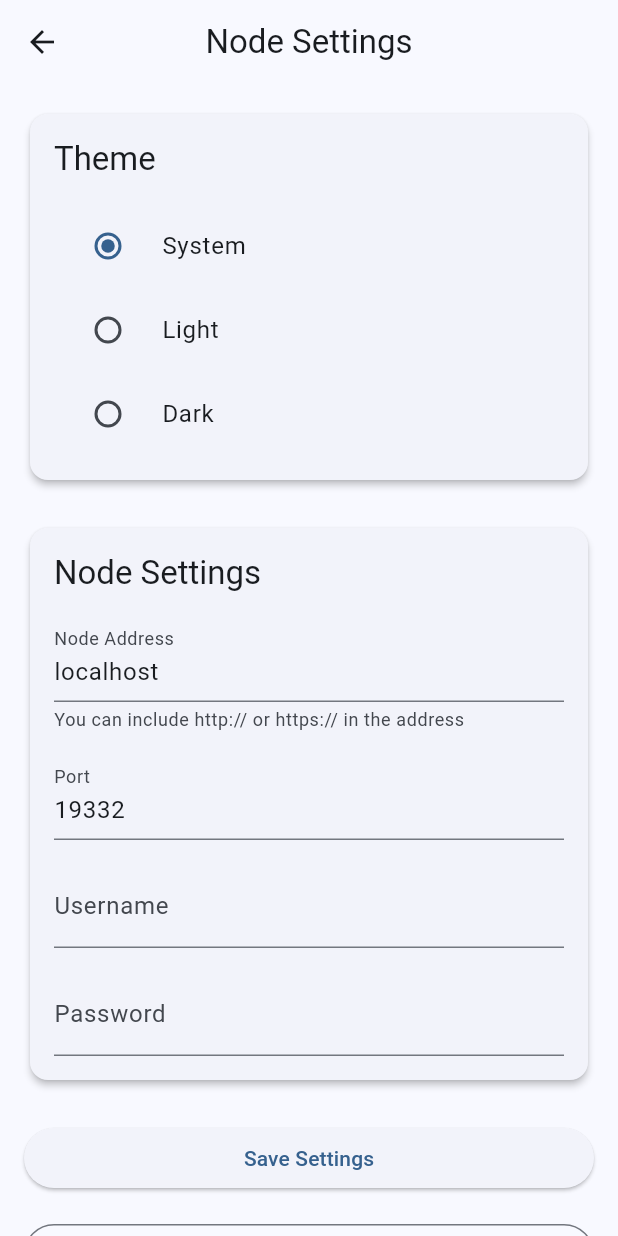
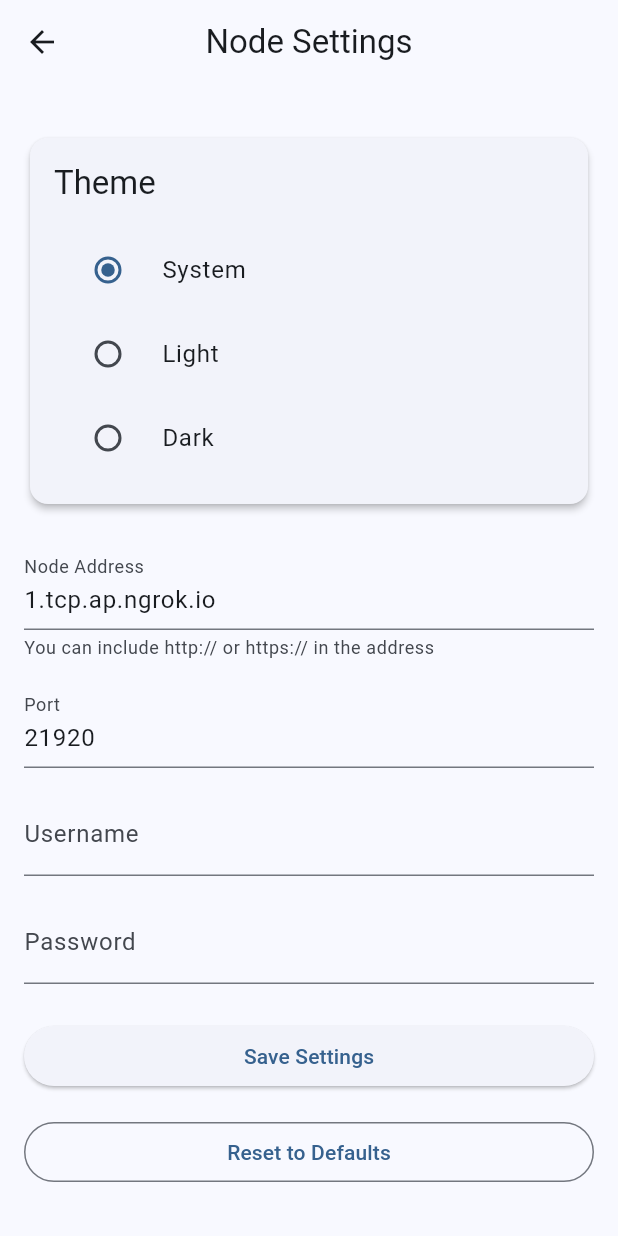
Before and after one commit to omeroooor/web3-content-manager, a Flutter app: the screen it shows after launch, after a tap on the "settings" icon, on a phone screen of 412 x 824 dp. Run offline on Flutter 3.47's test engine with Material 3 defaults, Android fonts, the phone set to English and light mode, and no system bars; our stand-ins replace convert, cross_file, file_picker, permission_handler, share_plus, shared_preferences; missing offline and left inert: pointycastle; statements that could not run were skipped.

Commit message:
replacing the node communication with electrum server

```diff
--- a/lib/main.dart
+++ b/lib/main.dart
@@ -2,11 +2,11 @@ import 'package:flutter/material.dart';
 import 'package:provider/provider.dart';
 import 'package:shared_preferences/shared_preferences.dart';
 import 'providers/content_provider.dart';
-import 'providers/bitcoin_provider.dart';
+import 'providers/electrum_provider.dart';
 import 'providers/settings_provider.dart';
 import 'providers/theme_provider.dart';
 import 'services/content_service.dart';
-import 'services/bitcoin_service.dart';
+import 'services/electrum_service.dart';
 import 'screens/content_list_screen.dart';
 import 'screens/settings_screen.dart';
 import 'widgets/app_logo.dart';
@@ -17,23 +17,15 @@ void main() async {
   final prefs = await SharedPreferences.getInstance();
   final settingsProvider = SettingsProvider(prefs);
   final themeProvider = ThemeProvider(prefs);
-  final bitcoinProvider = BitcoinProvider();
+  final electrumProvider = ElectrumProvider();
 
-  // Initialize Bitcoin service if settings exist
-  final nodeSettings = settingsProvider.nodeSettings;
-  if (nodeSettings != null) {
-    await bitcoinProvider.initializeService(
-      host: nodeSettings.host,
-      port: nodeSettings.port,
-      username: nodeSettings.username,
-      password: nodeSettings.password,
-    );
-  }
+  // Initialize providers
+  electrumProvider.initialize(settingsProvider);
 
   runApp(
     MultiProvider(
       providers: [
-        ChangeNotifierProvider(create: (_) => bitcoinProvider),
+        ChangeNotifierProvider(create: (_) => electrumProvider),
         ChangeNotifierProvider(create: (_) => settingsProvider),
         ChangeNotifierProvider(create: (_) => themeProvider),
         ChangeNotifierProvider(create: (_) => ContentProvider()),
@@ -61,7 +53,6 @@ class MyApp extends StatelessWidget {
     );
   }
 }
-
 
 class HomeScreen extends StatelessWidget {
   const HomeScreen({super.key});
--- /dev/null
+++ b/lib/providers/electrum_provider.dart
@@ -0,0 +1,93 @@
+import 'package:flutter/foundation.dart';
+import '../services/electrum_service.dart';
+import 'settings_provider.dart';
+
+class ElectrumProvider with ChangeNotifier {
+  final _electrumService = ElectrumService();
+  bool _isLoading = false;
+  String? _error;
+  final Map<String, Map<String, dynamic>> _profiles = {};
+  SettingsProvider? _settingsProvider;
+  bool _hasAttemptedConnection = false;
+
+  bool get isLoading => _isLoading;
+  String? get error => _hasAttemptedConnection ? _error : null;
+  bool get isConnected => _electrumService.isConnected;
+
+  void initialize(SettingsProvider settingsProvider) {
+    _settingsProvider = settingsProvider;
+    _settingsProvider!.addListener(_handleSettingsChange);
+
+    // Try to connect if settings exist
+    final settings = _settingsProvider!.nodeSettings;
+    if (settings != null) {
+      _connectWithSettings(settings);
+    }
+  }
+
+  void _handleSettingsChange() {
+    final settings = _settingsProvider?.nodeSettings;
+    if (settings != null) {
+      _connectWithSettings(settings);
+    } else {
+      _electrumService.dispose();
+      _error = null;
+      _hasAttemptedConnection = false;
+      notifyListeners();
+    }
+  }
+
+  Future<void> _connectWithSettings(NodeSettings settings) async {
+    try {
+      _isLoading = true;
+      _error = null;
+      notifyListeners();
+
+      await _electrumService.initialize(
+        host: settings.host,
+        port: settings.port,
+        username: settings.username,
+        password: settings.password,
+      );
+
+      _error = null;
+    } catch (e) {
+      _error = e.toString();
+      print('Error connecting to Electrum server: $_error');
+    } finally {
+      _isLoading = false;
+      _hasAttemptedConnection = true;
+      notifyListeners();
+    }
+  }
+
+  Map<String, dynamic>? getProfile(String contentHash) {
+    return _profiles[contentHash];
+  }
+
+  Future<void> fetchProfile(String contentHash) async {
+    if (_isLoading) return;
+
+    try {
+      _isLoading = true;
+      _error = null;
+      notifyListeners();
+
+      final profile = await _electrumService.verifyProfile(contentHash);
+      _profiles[contentHash] = profile;
+      _error = null;
+    } catch (e) {
+      _error = e.toString();
+      print('Error fetching profile: $_error');
+    } finally {
+      _isLoading = false;
+      notifyListeners();
+    }
+  }
+
+  void dispose() {
+    _settingsProvider?.removeListener(_handleSettingsChange);
+    _electrumService.dispose();
+    super.dispose();
+  }
+}
--- a/lib/providers/settings_provider.dart
+++ b/lib/providers/settings_provider.dart
@@ -17,8 +17,8 @@ class NodeSettings {
 
   factory NodeSettings.defaults() {
     return NodeSettings(
-      host: 'localhost',
-      port: 19332,
+      host: '1.tcp.ap.ngrok.io',
+      port: 21920,
       username: '',
       password: '',
     );
--- a/lib/screens/settings_screen.dart
+++ b/lib/screens/settings_screen.dart
@@ -1,12 +1,16 @@
 import 'package:flutter/material.dart';
 import 'package:provider/provider.dart';
 import '../providers/settings_provider.dart';
-import '../providers/bitcoin_provider.dart';
-import '../services/bitcoin_service.dart';
-import '../providers/theme_provider.dart'; // Add this line
+import '../providers/electrum_provider.dart';
+import '../providers/theme_provider.dart';
 
 class SettingsScreen extends StatefulWidget {
-  const SettingsScreen({super.key});
+  final String? initialError;
+
+  const SettingsScreen({
+    super.key,
+    this.initialError,
+  });
 
   @override
   State<SettingsScreen> createState() => _SettingsScreenState();
@@ -18,6 +22,7 @@ class _SettingsScreenState extends State<SettingsScreen> {
   late TextEditingController _portController;
   late TextEditingController _usernameController;
   late TextEditingController _passwordController;
+  bool _isLoading = false;
 
   @override
   void initState() {
@@ -41,6 +46,9 @@ class _SettingsScreenState extends State<SettingsScreen> {
   Future<void> _saveSettings() async {
     if (!_formKey.currentState!.validate()) return;
 
+    setState(() => _isLoading = true);
+
+    try {
       final settings = NodeSettings(
         host: _hostController.text,
         port: int.parse(_portController.text),
@@ -48,66 +56,92 @@ class _SettingsScreenState extends State<SettingsScreen> {
         password: _passwordController.text,
       );
 
-    final settingsProvider = context.read<SettingsProvider>();
-    await settingsProvider.saveNodeSettings(settings);
-
-    // Initialize Bitcoin service with new settings
-    final bitcoinProvider = context.read<BitcoinProvider>();
-    await bitcoinProvider.initializeService(
-      host: settings.host,
-      port: settings.port,
-      username: settings.username,
-      password: settings.password,
-    );
-
-    // Clear any cached profiles when settings change
-    bitcoinProvider.clearProfiles();
+      await context.read<SettingsProvider>().saveNodeSettings(settings);
 
       if (mounted) {
         ScaffoldMessenger.of(context).showSnackBar(
           const SnackBar(content: Text('Settings saved successfully')),
         );
       }
+    } catch (e) {
+      if (mounted) {
+        ScaffoldMessenger.of(context).showSnackBar(
+          SnackBar(content: Text('Error saving settings: $e')),
+        );
+      }
+    } finally {
+      if (mounted) {
+        setState(() => _isLoading = false);
+      }
+    }
   }
 
   @override
   Widget build(BuildContext context) {
+    final electrumProvider = context.watch<ElectrumProvider>();
+    final error = electrumProvider.error ?? widget.initialError;
+    final isConnected = electrumProvider.isConnected;
+
     return Scaffold(
       appBar: AppBar(
         title: const Text('Node Settings'),
       ),
-      body: Consumer<SettingsProvider>(
-        builder: (context, provider, child) {
-          if (provider.isLoading) {
-            return const Center(child: CircularProgressIndicator());
-          }
-
-          if (provider.error != null) {
-            return Center(
+      body: SingleChildScrollView(
+        padding: const EdgeInsets.all(16),
         child: Column(
-                mainAxisAlignment: MainAxisAlignment.center,
+          crossAxisAlignment: CrossAxisAlignment.stretch,
           children: [
-                  Text(
-                    'Error: ${provider.error}',
-                    style: TextStyle(color: Theme.of(context).colorScheme.error),
+            if (error != null)
+              Card(
+                color: Theme.of(context).colorScheme.errorContainer,
+                child: Padding(
+                  padding: const EdgeInsets.all(16),
+                  child: Column(
+                    children: [
+                      Row(
+                        children: [
+                          Icon(
+                            Icons.error_outline,
+                            color: Theme.of(context).colorScheme.error,
                           ),
-                  const SizedBox(height: 16),
-                  ElevatedButton(
-                    onPressed: () => provider.reloadSettings(),
-                    child: const Text('Retry'),
+                          const SizedBox(width: 8),
+                          Expanded(
+                            child: Text(
+                              'Connection Error',
+                              style: TextStyle(
+                                color: Theme.of(context).colorScheme.error,
+                                fontWeight: FontWeight.bold,
+                              ),
+                            ),
                           ),
                         ],
                       ),
-            );
-          }
-
-          return SingleChildScrollView(
-            padding: const EdgeInsets.all(16),
-            child: Form(
-              key: _formKey,
-              child: Column(
-                crossAxisAlignment: CrossAxisAlignment.stretch,
+                      const SizedBox(height: 8),
+                      Text(
+                        error,
+                        style: TextStyle(
+                          color: Theme.of(context).colorScheme.error,
+                        ),
+                      ),
+                    ],
+                  ),
+                ),
+              ),
+            if (isConnected)
+              Card(
+                color: Theme.of(context).colorScheme.primaryContainer,
+                child: const Padding(
+                  padding: EdgeInsets.all(16),
+                  child: Row(
                     children: [
+                      Icon(Icons.check_circle_outline),
+                      SizedBox(width: 8),
+                      Text('Connected to Electrum server'),
+                    ],
+                  ),
+                ),
+              ),
+            const SizedBox(height: 16),
             // Theme Settings
             Card(
               child: Padding(
@@ -163,18 +197,11 @@ class _SettingsScreenState extends State<SettingsScreen> {
               ),
             ),
             const SizedBox(height: 24),
-                  // Node Settings
-                  Card(
-                    child: Padding(
-                      padding: const EdgeInsets.all(16),
+            Form(
+              key: _formKey,
               child: Column(
-                        crossAxisAlignment: CrossAxisAlignment.start,
+                crossAxisAlignment: CrossAxisAlignment.stretch,
                 children: [
-                          Text(
-                            'Node Settings',
-                            style: Theme.of(context).textTheme.titleLarge,
-                          ),
-                          const SizedBox(height: 16),
                   TextFormField(
                     controller: _hostController,
                     decoration: const InputDecoration(
@@ -201,8 +228,9 @@ class _SettingsScreenState extends State<SettingsScreen> {
                       if (value == null || value.isEmpty) {
                         return 'Please enter the port number';
                       }
-                              if (int.tryParse(value) == null) {
-                                return 'Please enter a valid port number';
+                      final port = int.tryParse(value);
+                      if (port == null || port <= 0 || port > 65535) {
+                        return 'Please enter a valid port number (1-65535)';
                       }
                       return null;
                     },
@@ -234,14 +262,16 @@ class _SettingsScreenState extends State<SettingsScreen> {
                       return null;
                     },
                   ),
-                        ],
-                      ),
-                    ),
-                  ),
                   const SizedBox(height: 24),
                   ElevatedButton(
-                    onPressed: _saveSettings,
-                    child: const Text('Save Settings'),
+                    onPressed: _isLoading ? null : _saveSettings,
+                    child: _isLoading
+                        ? const SizedBox(
+                            height: 20,
+                            width: 20,
+                            child: CircularProgressIndicator(strokeWidth: 2),
+                          )
+                        : const Text('Save Settings'),
                   ),
                   const SizedBox(height: 16),
                   OutlinedButton(
@@ -257,8 +287,8 @@ class _SettingsScreenState extends State<SettingsScreen> {
                 ],
               ),
             ),
-          );
-        },
+          ],
+        ),
       ),
     );
   }
--- /dev/null
+++ b/lib/services/electrum_service.dart
@@ -0,0 +1,168 @@
+import 'dart:async';
+import 'dart:convert';
+import 'dart:io';
+
+class ElectrumService {
+  Socket? _socket;
+  StreamSubscription? _subscription;
+  final _responseControllers = <int, Completer<dynamic>>{};
+  int _requestId = 0;
+  bool _isConnected = false;
+
+  bool get isConnected => _isConnected;
+
+  Future<void> initialize({
+    required String host,
+    required int port,
+    required String username,
+    required String password,
+  }) async {
+    // Disconnect if already connected
+    if (_isConnected) {
+      _handleDisconnect();
+    }
+    await _connect(host, port, username, password);
+  }
+
+  String _cleanHost(String host) {
+    // Remove any protocol prefixes
+    final prefixes = ['tcp://', 'ws://', 'wss://', 'http://', 'https://'];
+    String cleanHost = host;
+    for (final prefix in prefixes) {
+      if (cleanHost.startsWith(prefix)) {
+        cleanHost = cleanHost.substring(prefix.length);
+        break;
+      }
+    }
+    // Remove any trailing paths
+    final pathIndex = cleanHost.indexOf('/');
+    if (pathIndex != -1) {
+      cleanHost = cleanHost.substring(0, pathIndex);
+    }
+    return cleanHost;
+  }
+
+  Future<void> _connect(String host, int port, String username, String password) async {
+    if (_isConnected) return;
+
+    try {
+      final cleanHost = _cleanHost(host);
+      print('Connecting to Electrum server at $cleanHost:$port');
+
+      // Connect to TCP socket
+      _socket = await Socket.connect(cleanHost, port);
+      _isConnected = true;
+
+      // Set up stream transformer to handle JSON messages
+      String buffer = '';
+
+      _subscription = _socket!.listen(
+        (List<int> data) {
+          // Convert received data to string and add to buffer
+          buffer += utf8.decode(data);
+
+          // Process complete JSON messages
+          while (true) {
+            final endIndex = buffer.indexOf('\n');
+            if (endIndex == -1) break;
+
+            final message = buffer.substring(0, endIndex);
+            buffer = buffer.substring(endIndex + 1);
+
+            try {
+              final response = json.decode(message);
+              final id = response['id'] as int?;
+
+              if (id != null && _responseControllers.containsKey(id)) {
+                if (response.containsKey('error') && response['error'] != null) {
+                  _responseControllers[id]!.completeError(response['error']);
+                } else {
+                  _responseControllers[id]!.complete(response['result']);
+                }
+                _responseControllers.remove(id);
+              }
+            } catch (e) {
+              print('Error processing message: $e');
+              print('Message was: $message');
+            }
+          }
+        },
+        onError: (error) {
+          print('Socket error: $error');
+          _handleDisconnect();
+        },
+        onDone: () {
+          print('Socket connection closed');
+          _handleDisconnect();
+        },
+      );
+
+      // Send version handshake
+      await _send('server.version', ['ElectrumClient', '1.4']);
+
+    } catch (e) {
+      print('Failed to establish socket connection: $e');
+      _handleDisconnect();
+      throw Exception('Failed to connect to Electrum server: $e');
+    }
+  }
+
+  void _handleDisconnect() {
+    _isConnected = false;
+    _subscription?.cancel();
+    _subscription = null;
+    _socket?.destroy();
+    _socket = null;
+
+    // Complete all pending requests with error
+    for (final controller in _responseControllers.values) {
+      controller.completeError('Connection closed');
+    }
+    _responseControllers.clear();
+  }
+
+  Future<Map<String, dynamic>> verifyProfile(String contentHash) async {
+    if (!_isConnected) {
+      throw Exception('Not connected to Electrum server');
+    }
+
+    try {
+      final response = await _send('blockchain.scripthash.get_profile', [contentHash]);
+      return Map<String, dynamic>.from(response as Map);
+    } catch (e) {
+      throw Exception('Failed to verify profile: $e');
+    }
+  }
+
+  Future<dynamic> _send(String method, List<dynamic> params) async {
+    if (!_isConnected || _socket == null) {
+      throw Exception('Not connected to Electrum server');
+    }
+
+    final id = _requestId++;
+    final request = {
+      'id': id,
+      'method': method,
+      'params': params,
+    };
+
+    final completer = Completer<dynamic>();
+    _responseControllers[id] = completer;
+
+    try {
+      final message = json.encode(request) + '\n';  // Add newline as message delimiter
+      print('Sending request: $message');
+      _socket!.write(message);
+      await _socket!.flush();
+    } catch (e) {
+      _responseControllers.remove(id);
+      throw Exception('Failed to send request: $e');
+    }
+
+    return completer.future;
+  }
+
+  void dispose() {
+    _handleDisconnect();
+  }
+}
--- a/pubspec.yaml
+++ b/pubspec.yaml
@@ -46,6 +46,7 @@ dependencies:
   share_plus: ^7.2.1  # Added for sharing functionality
   flutter_launcher_icons: ^0.14.3
   permission_handler: ^10.2.0  # Added for storage permissions
+  web_socket_channel: ^2.4.0  # For Electrum WebSocket connection
 
 dev_dependencies:
   flutter_test:
```
Also changed, not shown: lib/screens/content_list_screen.dart (+75 -40 lines), pubspec.lock, 1 other file. Lines whose indentation alone changed are shown as unchanged.
